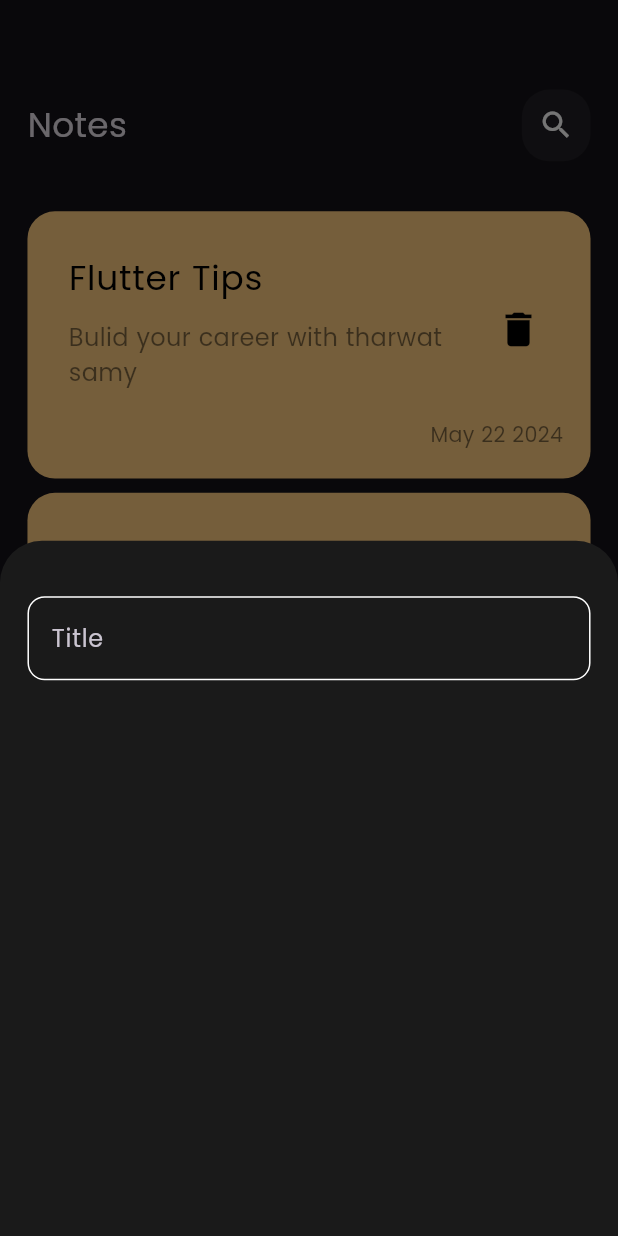
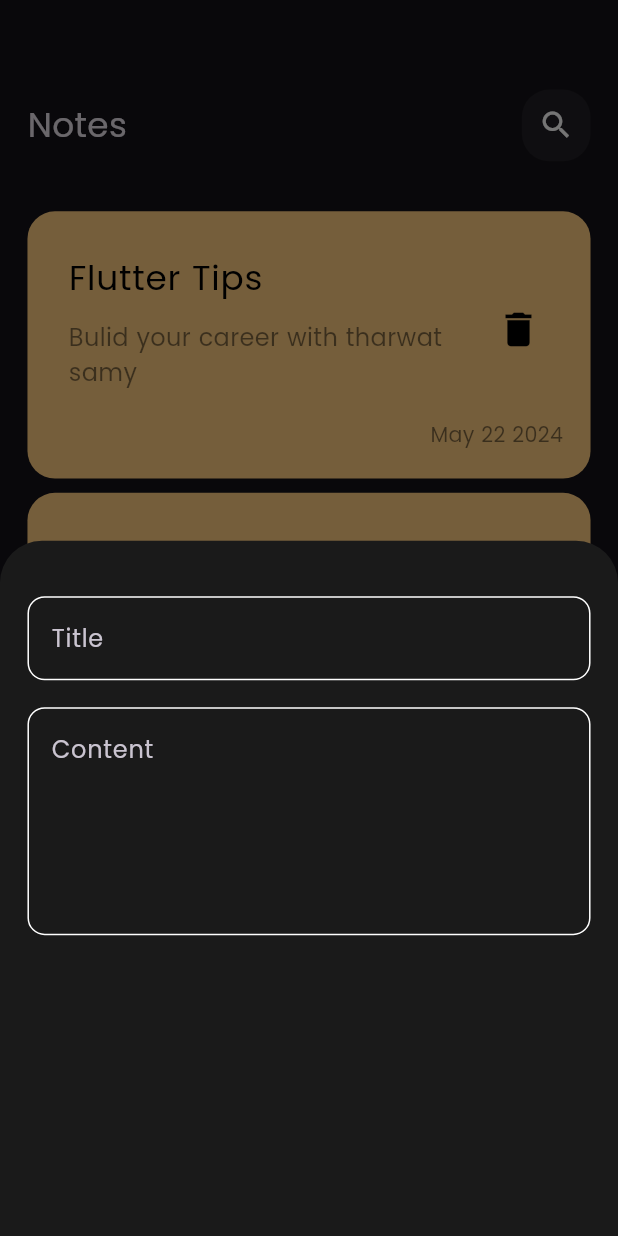
Before and after one commit to radwaadel17/Notes-app, a Flutter app: the screen it shows after launch, after a tap on the "add" icon, on a phone screen of 412 x 824 dp. Run offline on Flutter 3.47's test engine with Material 3 defaults, Android fonts, the phone set to English and light mode, and no system bars; our stand-ins replace flutter_screenutil.

Commit message:
add fields to custom text field

```diff
--- a/app/lib/widgets/CustomTextField.dart
+++ b/app/lib/widgets/CustomTextField.dart
@@ -1,15 +1,16 @@
 import 'package:flutter/material.dart';
 import 'package:flutter_screenutil/flutter_screenutil.dart';
 class customTextField extends StatelessWidget {
-  const customTextField({super.key});
-
+  const customTextField({super.key , required this.txt , this.mx = 1} );
+  final String txt ;
+  final int mx ;
   @override
   Widget build(BuildContext context) {
     return TextField(
+      maxLines: mx,
       cursorColor: const Color(0xff62FCD7),
       decoration: InputDecoration(
-        hintText: 'Title',
-       // hintStyle: const TextStyle(color: Color(0xff62FCD7),),
+        hintText: txt,
         focusedBorder:OutlineInputBorder(
           borderSide: const BorderSide(color: Color(0xff62FCD7)),
           borderRadius: BorderRadius.circular(10.r),
--- a/app/lib/widgets/customButtomsheet.dart
+++ b/app/lib/widgets/customButtomsheet.dart
@@ -11,7 +11,9 @@ class customButtomsheet extends StatelessWidget {
       child: Column(
         children: [
           SizedBox(height: 15.h,),
-          const customTextField(),
+          const customTextField(txt: 'Title',),
+          SizedBox(height: 15.h,),
+          const customTextField(txt: 'Content' , mx: 5 ,),
         ],
       ),
     );
```
